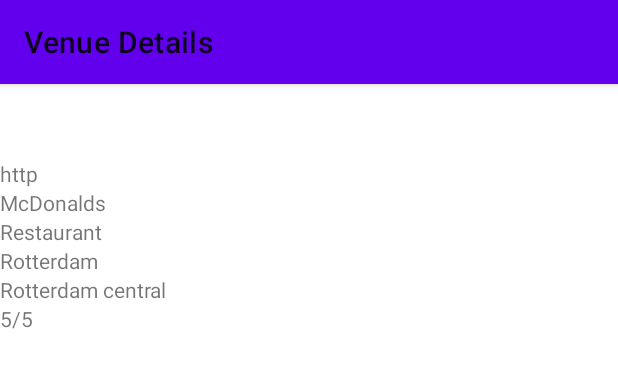
After one commit to Deniss84/ProjectInSquare, an Android app: the layout fragment_details.xml on its own in the app's theme, with its tools: preview values and no code run, on a phone screen of 412 x 824 dp. The commit adds this screen. Shown: the top 368 px of the screen. Run offline under Robolectric (Android 15) with nearby library versions, the phone set to English and light mode, and no system bars.

Commit message:
Add details screen

```diff
--- /dev/null
+++ b/app/src/main/java/com/example/projectinsquare/data/VenueContact.kt
@@ -0,0 +1,3 @@
+package com.example.projectinsquare.data
+
+data class VenueContact(val formattedPhone: String?)
--- /dev/null
+++ b/app/src/main/java/com/example/projectinsquare/data/VenueDetailsResponse.kt
@@ -0,0 +1,5 @@
+package com.example.projectinsquare.data
+
+data class VenueDetailsResponse(val response: Response) {
+    data class Response(val venue: VenueDetails)
+}
--- a/app/src/main/java/com/example/projectinsquare/ui/main/MainViewModel.kt
+++ b/app/src/main/java/com/example/projectinsquare/ui/main/MainViewModel.kt
@@ -11,14 +11,13 @@ class MainViewModel @Inject constructor(
     private val repository: VenueRepository
 ) : ViewModel() {
 
-
     private val searchQuery: MutableLiveData<String> = MutableLiveData("")
 
     fun onTextChanged(newQuery: String) {
         searchQuery.value = newQuery
     }
 
-    val repositoryList = searchQuery.switchMap { searchQuery ->
+    val venuesList = searchQuery.switchMap { searchQuery ->
         liveData(context = viewModelScope.coroutineContext + Dispatchers.IO) {
             emit(repository.searchVenues(searchQuery))
         }
--- a/app/src/main/java/com/example/projectinsquare/ui/main/VenueAdapter.kt
+++ b/app/src/main/java/com/example/projectinsquare/ui/main/VenueAdapter.kt
@@ -25,7 +25,7 @@ class VenueAdapter @Inject constructor() :
 
     override fun onBindViewHolder(holder: VenueViewHolder, position: Int) {
         holder.nameView.text = getItem(position).name
-        holder.addressView.text = getItem(position).address
+        holder.addressView.text = getItem(position).location.addressIfAny
     }
 
     fun setOnClickListener(onClickHandler: (Venue) -> Unit) {
--- /dev/null
+++ b/app/src/main/res/layout/fragment_details.xml
@@ -0,0 +1,89 @@
+<?xml version="1.0" encoding="utf-8"?>
+<androidx.coordinatorlayout.widget.CoordinatorLayout xmlns:android="http://schemas.android.com/apk/res/android"
+    xmlns:app="http://schemas.android.com/apk/res-auto"
+    xmlns:tools="http://schemas.android.com/tools"
+    android:layout_width="match_parent"
+    android:layout_height="match_parent"
+    tools:context=".ui.MainActivity">
+
+    <com.google.android.material.appbar.AppBarLayout
+        android:layout_width="match_parent"
+        android:layout_height="wrap_content">
+
+        <androidx.appcompat.widget.Toolbar
+            android:id="@+id/toolbar"
+            android:layout_width="match_parent"
+            android:layout_height="?attr/actionBarSize"
+            android:background="?attr/colorPrimary"
+            app:title="@string/details_title" />
+
+    </com.google.android.material.appbar.AppBarLayout>
+
+    <ScrollView
+        android:layout_width="match_parent"
+        android:layout_height="match_parent"
+        app:layout_behavior="@string/appbar_scrolling_view_behavior">
+
+        <androidx.constraintlayout.widget.ConstraintLayout
+            android:layout_width="match_parent"
+            android:layout_height="wrap_content">
+
+            <TextView
+                android:id="@+id/photo"
+                android:layout_marginTop="50dp"
+                android:layout_width="match_parent"
+                android:layout_height="wrap_content"
+                app:layout_constraintEnd_toEndOf="parent"
+                app:layout_constraintStart_toStartOf="parent"
+                app:layout_constraintTop_toTopOf="parent"
+                tools:text="http" />
+
+            <TextView
+                android:id="@+id/title"
+                android:layout_width="match_parent"
+                android:layout_height="wrap_content"
+                app:layout_constraintEnd_toEndOf="parent"
+                app:layout_constraintStart_toStartOf="parent"
+                app:layout_constraintTop_toBottomOf="@+id/photo"
+                tools:text="McDonalds" />
+
+            <TextView
+                android:id="@+id/description"
+                android:layout_width="match_parent"
+                android:layout_height="wrap_content"
+                app:layout_constraintEnd_toEndOf="parent"
+                app:layout_constraintStart_toStartOf="parent"
+                app:layout_constraintTop_toBottomOf="@+id/title"
+                tools:text="Restaurant" />
+
+            <TextView
+                android:id="@+id/contact"
+                android:layout_width="match_parent"
+                android:layout_height="wrap_content"
+                app:layout_constraintEnd_toEndOf="parent"
+                app:layout_constraintStart_toStartOf="parent"
+                app:layout_constraintTop_toBottomOf="@+id/description"
+                tools:text="Rotterdam" />
+
+            <TextView
+                android:id="@+id/address"
+                android:layout_width="match_parent"
+                android:layout_height="wrap_content"
+                app:layout_constraintEnd_toEndOf="parent"
+                app:layout_constraintStart_toStartOf="parent"
+                app:layout_constraintTop_toBottomOf="@+id/contact"
+                tools:text="Rotterdam central" />
+
+            <TextView
+                android:id="@+id/raiting"
+                android:layout_width="match_parent"
+                android:layout_height="wrap_content"
+                app:layout_constraintEnd_toEndOf="parent"
+                app:layout_constraintStart_toStartOf="parent"
+                app:layout_constraintTop_toBottomOf="@+id/address"
+                tools:text="5/5" />
+
+
+        </androidx.constraintlayout.widget.ConstraintLayout>
+    </ScrollView>
+</androidx.coordinatorlayout.widget.CoordinatorLayout>
--- a/app/src/main/res/values/strings.xml
+++ b/app/src/main/res/values/strings.xml
@@ -1,3 +1,4 @@
 <resources>
     <string name="app_name">ProjectInSquare</string>
+    <string name="details_title">Venue Details</string>
 </resources>
```
Also changed, not shown: app/src/main/java/com/example/projectinsquare/data/FourSquareService.kt (+9 -0 lines), app/src/main/java/com/example/projectinsquare/data/Venue.kt (+1 -6 lines), app/src/main/java/com/example/projectinsquare/data/VenueDetails.kt (added, +9 -0 lines), app/src/main/java/com/example/projectinsquare/data/VenueLocation.kt (added, +7 -0 lines), app/src/main/java/com/example/projectinsquare/ui/details/DetailsFragment.kt (added, +49 -0 lines), app/src/main/java/com/example/projectinsquare/ui/details/DetailsViewModel.kt (added, +23 -0 lines), app/src/main/java/com/example/projectinsquare/ui/main/MainFragment.kt (+8 -1 lines), app/src/main/res/navigation/nav_graph.xml (+19 -2 lines).
